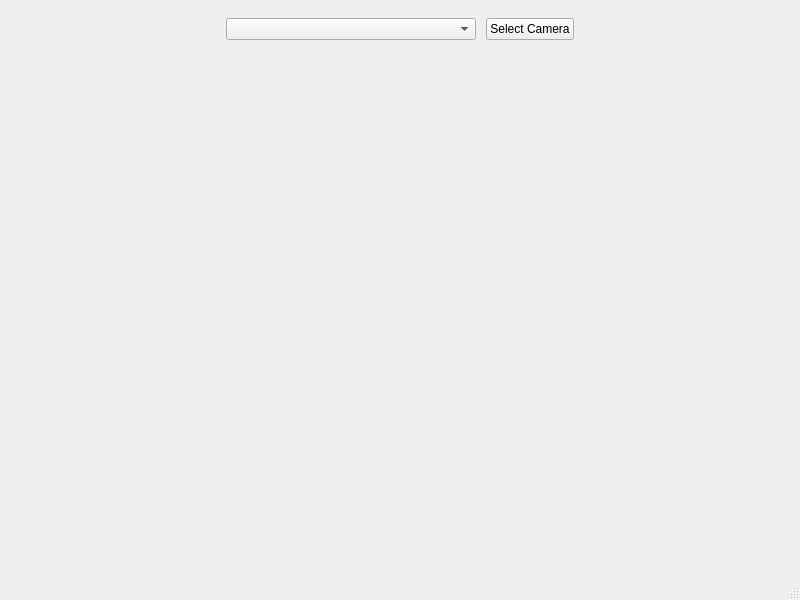
dy-dev/QTCamController, file mainwindow.ui: the form before one commit.
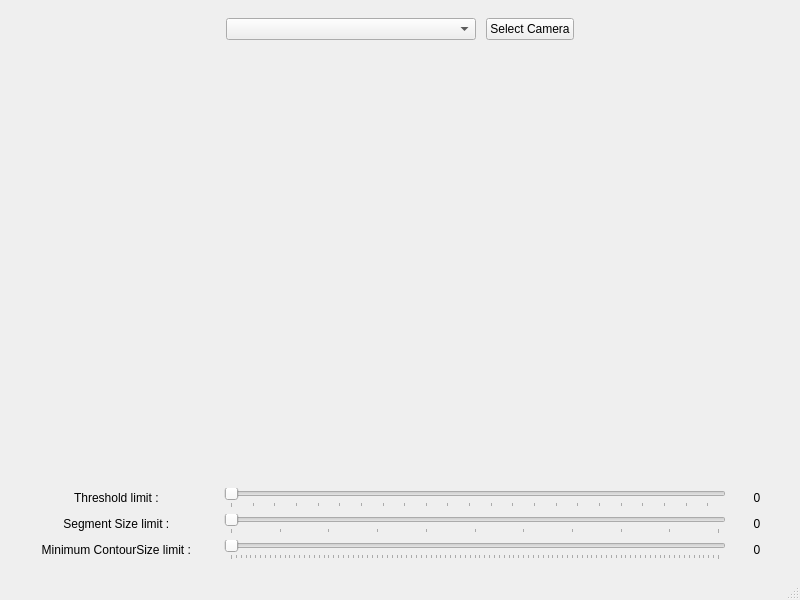
The form after the commit. Custom widgets are drawn as their Qt base class.

Commit message:
Slider integration
Addition of slider to improve the precision of detection

Patch:
```diff
--- a/mainwindow.ui
+++ b/mainwindow.ui
@@ -101,6 +101,187 @@
              </property>
             </widget>
            </item>
+           <item row="0" column="0">
+            <widget class="QLabel" name="displayImage">
+             <property name="sizePolicy">
+              <sizepolicy hsizetype="Expanding" vsizetype="Expanding">
+               <horstretch>0</horstretch>
+               <verstretch>0</verstretch>
+              </sizepolicy>
+             </property>
+             <property name="text">
+              <string/>
+             </property>
+            </widget>
+           </item>
+           <item row="3" column="0" colspan="2">
+            <layout class="QHBoxLayout" name="horizontalLayout_2">
+             <property name="topMargin">
+              <number>0</number>
+             </property>
+             <item>
+              <widget class="QLabel" name="label">
+               <property name="minimumSize">
+                <size>
+                 <width>200</width>
+                 <height>0</height>
+                </size>
+               </property>
+               <property name="text">
+                <string>Threshold limit : </string>
+               </property>
+               <property name="alignment">
+                <set>Qt::AlignCenter</set>
+               </property>
+              </widget>
+             </item>
+             <item>
+              <widget class="QSlider" name="thresholdSlider">
+               <property name="minimum">
+                <number>75</number>
+               </property>
+               <property name="maximum">
+                <number>300</number>
+               </property>
+               <property name="orientation">
+                <enum>Qt::Horizontal</enum>
+               </property>
+               <property name="tickPosition">
+                <enum>QSlider::TicksBelow</enum>
+               </property>
+              </widget>
+             </item>
+             <item>
+              <widget class="QLabel" name="thresholdLabel">
+               <property name="minimumSize">
+                <size>
+                 <width>50</width>
+                 <height>0</height>
+                </size>
+               </property>
+               <property name="text">
+                <string>0</string>
+               </property>
+               <property name="alignment">
+                <set>Qt::AlignCenter</set>
+               </property>
+              </widget>
+             </item>
+            </layout>
+           </item>
+          </layout>
+         </item>
+         <item>
+          <layout class="QHBoxLayout" name="horizontalLayout_2">
+           <property name="topMargin">
+            <number>0</number>
+           </property>
+           <item>
+            <widget class="QLabel" name="label">
+             <property name="minimumSize">
+              <size>
+               <width>200</width>
+               <height>0</height>
+              </size>
+             </property>
+             <property name="text">
+              <string>Segment Size limit : </string>
+             </property>
+             <property name="alignment">
+              <set>Qt::AlignCenter</set>
+             </property>
+            </widget>
+           </item>
+           <item>
+            <widget class="QSlider" name="segmentSlider">
+             <property name="minimum">
+              <number>0</number>
+             </property>
+             <property name="maximum">
+              <number>10</number>
+             </property>
+             <property name="singleStep">
+              <number>1</number>
+             </property>
+             <property name="orientation">
+              <enum>Qt::Horizontal</enum>
+             </property>
+             <property name="tickPosition">
+              <enum>QSlider::TicksBelow</enum>
+             </property>
+            </widget>
+           </item>
+           <item>
+            <widget class="QLabel" name="segmentLabel">
+             <property name="minimumSize">
+              <size>
+               <width>50</width>
+               <height>0</height>
+              </size>
+             </property>
+             <property name="text">
+              <string>0</string>
+             </property>
+             <property name="alignment">
+              <set>Qt::AlignCenter</set>
+             </property>
+            </widget>
+           </item>
+          </layout>
+         </item>
+         <item>
+          <layout class="QHBoxLayout" name="horizontalLayout_2">
+           <property name="topMargin">
+            <number>0</number>
+           </property>
+           <item>
+            <widget class="QLabel" name="label">
+             <property name="minimumSize">
+              <size>
+               <width>200</width>
+               <height>0</height>
+              </size>
+             </property>
+             <property name="text">
+              <string>Minimum ContourSize limit : </string>
+             </property>
+             <property name="alignment">
+              <set>Qt::AlignCenter</set>
+             </property>
+            </widget>
+           </item>
+           <item>
+            <widget class="QSlider" name="contourSizeSlider">
+             <property name="minimum">
+              <number>0</number>
+             </property>
+             <property name="maximum">
+              <number>100</number>
+             </property>
+             <property name="orientation">
+              <enum>Qt::Horizontal</enum>
+             </property>
+             <property name="tickPosition">
+              <enum>QSlider::TicksBelow</enum>
+             </property>
+            </widget>
+           </item>
+           <item>
+            <widget class="QLabel" name="contourSizeLabel">
+             <property name="minimumSize">
+              <size>
+               <width>50</width>
+               <height>0</height>
+              </size>
+             </property>
+             <property name="text">
+              <string>0</string>
+             </property>
+             <property name="alignment">
+              <set>Qt::AlignCenter</set>
+             </property>
+            </widget>
+           </item>
           </layout>
          </item>
         </layout>
```
Left out of the diff: 64 changed lines with no effect on the pictures. The commit also changes 2 other files.
